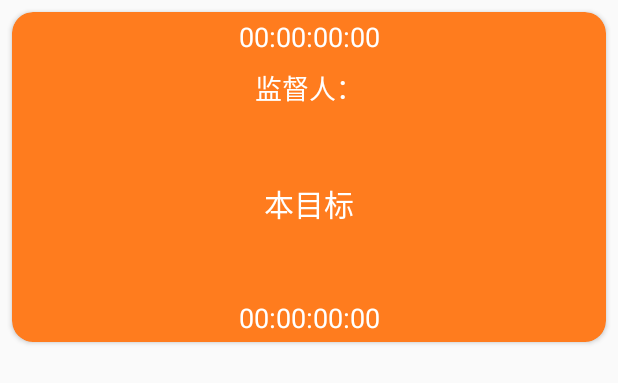
After one commit to cnsource/SmallTargetByUxTeam, an Android app: the layout plan_page_targetitem.xml on its own in the app's theme, with its tools: preview values and no code run, on a phone screen of 412 x 824 dp. The commit adds this screen. Shown: the top 383 px of the screen. Run offline under Robolectric (Android 15) with nearby library versions, the phone set to English and light mode, and no system bars.

Commit message:
设计Target展示页面，设计所需工具类

```diff
--- a/app/src/main/java/com/uxteam/starget/utils_bmob/MyBmobUtils.java
+++ b/app/src/main/java/com/uxteam/starget/app_utils/MyBmobUtils.java
@@ -1,8 +1,8 @@
-package com.uxteam.starget.utils_bmob;
+package com.uxteam.starget.app_utils;
 
 import android.util.Log;
 
-import com.uxteam.starget.user_sys_pkg.User;
+import com.uxteam.starget.bmob_sys_pkg.User;
 
 import java.util.List;
 
--- a/app/src/main/java/com/uxteam/starget/user_sys_pkg/User.java
+++ b/app/src/main/java/com/uxteam/starget/bmob_sys_pkg/User.java
@@ -1,4 +1,4 @@
-package com.uxteam.starget.user_sys_pkg;
+package com.uxteam.starget.bmob_sys_pkg;
 
 import cn.bmob.v3.BmobUser;
 
--- a/app/src/main/java/com/uxteam/starget/login_registe/LoginPagePresenter.java
+++ b/app/src/main/java/com/uxteam/starget/login_registe/LoginPagePresenter.java
@@ -8,10 +8,9 @@ import android.view.View;
 import android.widget.Toast;
 
 
-import com.uxteam.starget.MainActivity;
 import com.uxteam.starget.R;
 import com.uxteam.starget.main_face.MainfacePage;
-import com.uxteam.starget.user_sys_pkg.User;
+import com.uxteam.starget.bmob_sys_pkg.User;
 
 import cn.bmob.v3.BmobUser;
 import cn.bmob.v3.exception.BmobException;
--- /dev/null
+++ b/app/src/main/res/layout/plan_page_targetitem.xml
@@ -0,0 +1,62 @@
+<?xml version="1.0" encoding="utf-8"?>
+<androidx.cardview.widget.CardView
+    android:id="@+id/targetitem_bg"
+    android:layout_marginLeft="8dp"
+    android:layout_marginRight="8dp"
+    android:layout_marginTop="8dp"
+    app:cardCornerRadius="14dp"
+    app:cardBackgroundColor="#FF7C1E"
+    android:layout_width="match_parent"
+    android:layout_height="220dp"
+    xmlns:android="http://schemas.android.com/apk/res/android"
+    xmlns:app="http://schemas.android.com/apk/res-auto">
+    <RelativeLayout
+        android:layout_width="match_parent"
+        android:layout_height="match_parent">
+        <TextView
+            android:id="@+id/starttime"
+            android:padding="4dp"
+            android:layout_width="match_parent"
+            android:layout_height="wrap_content"
+            android:text="00:00:00:00"
+            android:gravity="center"
+            android:textColor="#fff"
+            android:textSize="18sp"
+            />
+        <TextView
+            android:layout_below="@id/starttime"
+            android:id="@+id/supervisor"
+            android:padding="4dp"
+            android:layout_width="match_parent"
+            android:layout_height="wrap_content"
+            android:text="监督人："
+            android:ellipsize="end"
+            android:gravity="center"
+            android:textColor="#fff"
+            android:textSize="18sp"
+            />
+        <TextView
+            android:id="@+id/target_Content"
+            android:padding="4dp"
+            android:layout_width="match_parent"
+            android:layout_height="wrap_content"
+            android:text="本目标"
+            android:gravity="center"
+            android:textColor="#fff"
+            android:textSize="20sp"
+            android:layout_below="@+id/supervisor"
+            android:layout_above="@+id/endtime"
+            />
+        <TextView
+            android:id="@+id/endtime"
+            android:layout_alignParentBottom="true"
+            android:padding="4dp"
+            android:layout_width="match_parent"
+            android:layout_height="wrap_content"
+            android:text="00:00:00:00"
+            android:gravity="center"
+            android:textColor="#fff"
+            android:textSize="18sp"
+            />
+    </RelativeLayout>
+</androidx.cardview.widget.CardView>
```
Also changed, not shown: app/src/main/java/com/uxteam/starget/MainActivity.java (+1 -6 lines), app/src/main/java/com/uxteam/starget/app_utils/DateUtils.java (added, +35 -0 lines), app/src/main/java/com/uxteam/starget/bmob_sys_pkg/Target.java (added, +71 -0 lines), app/src/main/java/com/uxteam/starget/plan_page/PlanPage.java (+17 -2 lines), app/src/main/java/com/uxteam/starget/plan_page/PlanPagePresenter.java (+16 -0 lines), app/src/main/java/com/uxteam/starget/plan_page/PlanPageRecAdt.java (added, +31 -0 lines), app/src/main/java/com/uxteam/starget/plan_page/PlanPageRecVH.java (added, +12 -0 lines), app/src/main/res/layout/fragment_plan_page.xml (+15 -1 lines).
